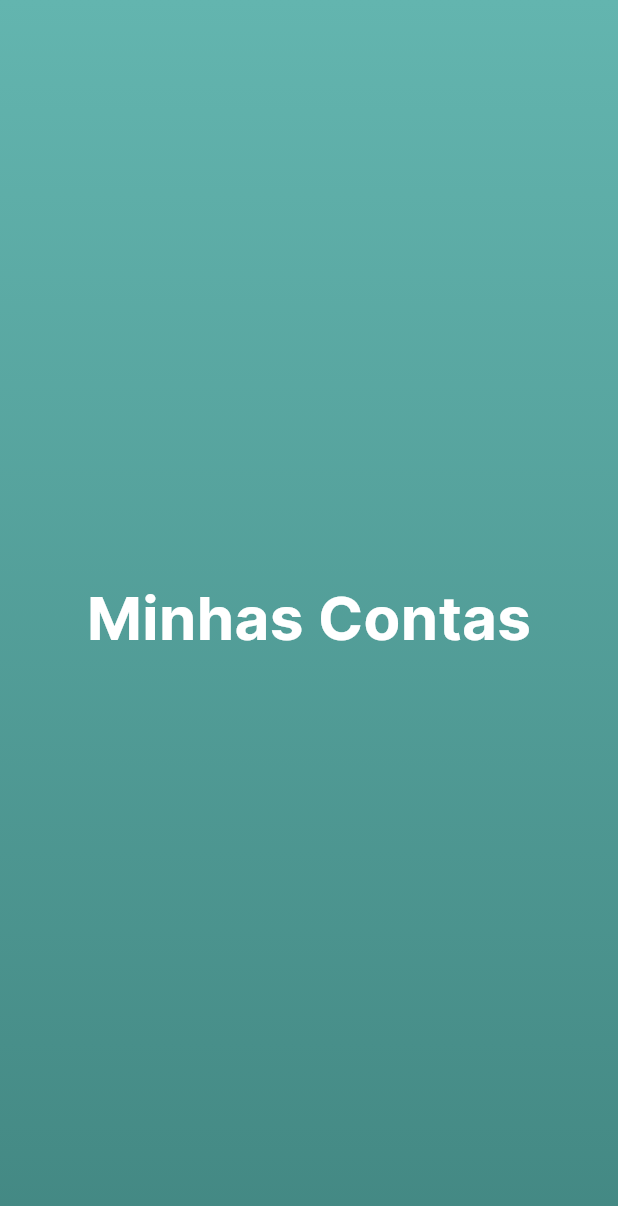
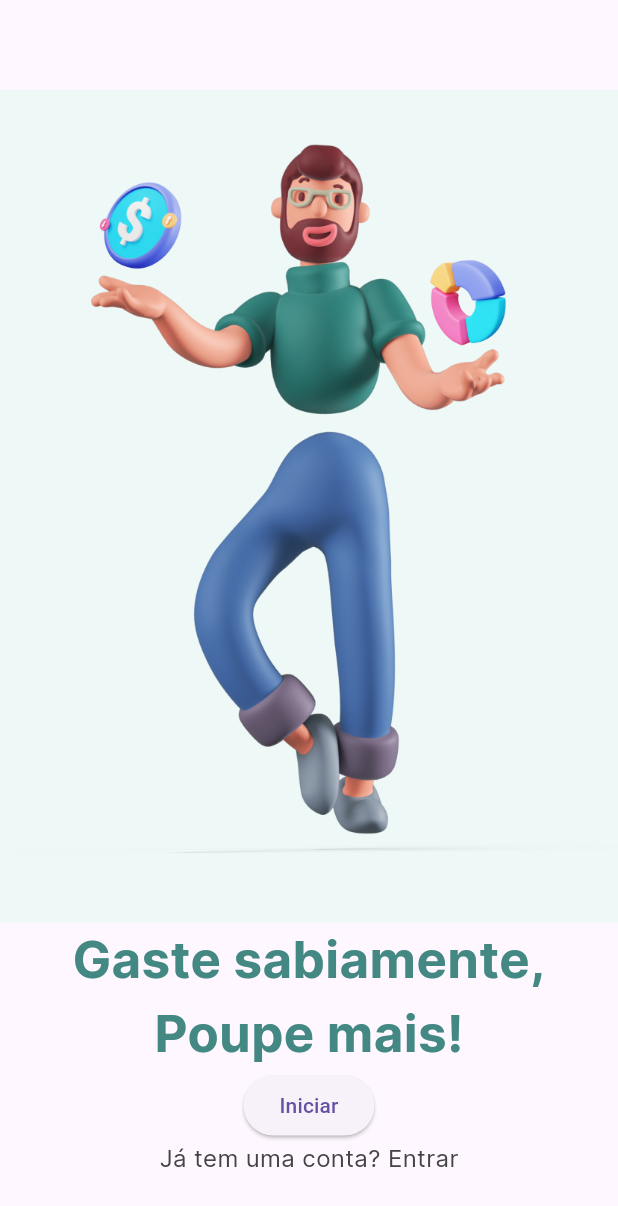
Before and after one commit to RCSilva1964/finance_app, a Flutter app: the screen it shows after launch, on a phone screen of 412 x 824 dp. Shown: the top 1206 px of the screen. Run offline on Flutter 3.47's test engine with Material 3 defaults, Android fonts, the phone set to English and light mode, and no system bars.

Commit message:
onboardin page, layout e botões...

```diff
--- a/lib/app.dart
+++ b/lib/app.dart
@@ -1,4 +1,5 @@
-import 'package:finance_app/features/splash/splash_page.dart';
+import 'package:finance_app/features/onboarding/onboarding_page.dart';
+//import 'package:finance_app/features/splash/splash_page.dart';
 import 'package:flutter/material.dart';
 
 class App extends StatelessWidget {
@@ -6,17 +7,6 @@ class App extends StatelessWidget {
 
   @override
   Widget build(BuildContext context) {
-    return MaterialApp(
-      home: SplashPage(
-        /* appBar: AppBar(backgroundColor: Colors.blue),
-        drawer: const Drawer(),
-        body: const Center(child: Text("Home")),
-        floatingActionButton: FloatingActionButton(
-          child: Icon(Icons.add),
-          backgroundColor: Colors.blue,
-          onPressed: () {},
-        ), */
-      ),
-    );
+    return MaterialApp(home: OnboardingPage());
   }
 }
--- a/lib/common/constants/app_colors.dart
+++ b/lib/common/constants/app_colors.dart
@@ -13,4 +13,6 @@ class AppColors {
   ];
 
   static const Color white = Color(0xFFFFFFFF);
+  static const Color iceWhite = Color(0xFFEEF8F7);
+  static const Color grey = Color(0xFF444444);
 }
--- a/lib/common/constants/app_text_styles.dart
+++ b/lib/common/constants/app_text_styles.dart
@@ -8,4 +8,16 @@ class AppTextStyles {
     fontWeight: FontWeight.w700,
     fontFamily: 'Inter',
   );
+
+  static const TextStyle mediumText = TextStyle(
+    fontSize: 34.0,
+    fontWeight: FontWeight.w700,
+    fontFamily: 'Inter',
+  );
+
+  static const TextStyle smallText = TextStyle(
+    fontSize: 16.0,
+    fontWeight: FontWeight.w500,
+    fontFamily: 'Inter',
+  );
 }
--- /dev/null
+++ b/lib/features/onboarding/onboarding_page.dart
@@ -0,0 +1,43 @@
+import 'package:finance_app/common/constants/app_colors.dart';
+import 'package:finance_app/common/constants/app_text_styles.dart';
+import 'package:flutter/material.dart';
+
+class OnboardingPage extends StatelessWidget {
+  const OnboardingPage({super.key});
+
+  @override
+  Widget build(BuildContext context) {
+    return Scaffold(
+      body: Column(
+        children: [
+          const SizedBox(height: 60.0),
+          Expanded(
+            flex: 2,
+            child: Container(
+              color: AppColors.iceWhite,
+              child: Image.asset('assets/images/man.png'),
+            ),
+          ),
+          Text(
+            'Gaste sabiamente,',
+            style: AppTextStyles.mediumText.copyWith(
+              color: AppColors.greenlightTwo,
+            ),
+          ),
+          Text(
+            'Poupe mais!',
+            style: AppTextStyles.mediumText.copyWith(
+              color: AppColors.greenlightTwo,
+            ),
+          ),
+          ElevatedButton(onPressed: () {}, child: const Text('Iniciar')),
+          Text(
+            'Já tem uma conta? Entrar',
+            style: AppTextStyles.smallText.copyWith(color: AppColors.grey),
+          ),
+          const SizedBox(height: 40.0),
+        ],
+      ),
+    );
+  }
+}
```
